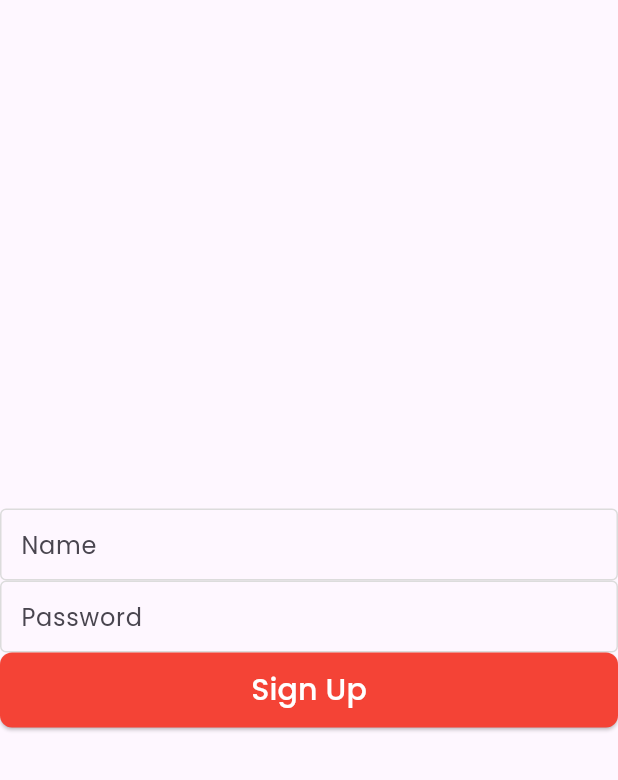
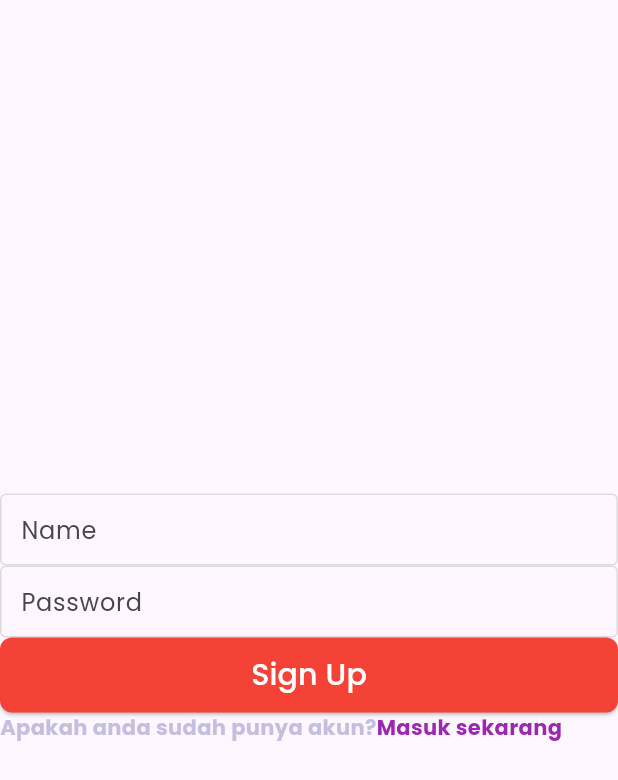
Before and after one commit to rijalkhawarizmi/bionic_teknologi_indonesia, a Flutter app: the SignUpChats screen opened by its route, on a phone screen of 412 x 824 dp. Shown: the top 780 px of the screen. Run offline on Flutter 3.47's test engine with Material 3 defaults, Android fonts, the phone set to English and light mode, and no system bars; our stand-ins replace firebase_auth, firebase_core, fluttertoast, geolocator, get, go_router and 8 more; accounts and stored records are empty; generated files the repository leaves out were written again; statements that could not run were skipped.

Commit message:
test bionic

```diff
--- a/bionic_teknologi_indonesia/lib/src/number_1/presentation/view/list_page.dart
+++ b/bionic_teknologi_indonesia/lib/src/number_1/presentation/view/list_page.dart
@@ -78,7 +78,7 @@ class ListPage extends StatelessWidget {
                                             fontWeight: FontWeight.w600,
                                           ),
                                           CustomText(
-                                            text: "Description number $index",
+                                            text: "Description  $index",
                                             color: ColorApp.black,
                                             fontSize: 15,
                                             fontWeight: FontWeight.w300,
--- a/bionic_teknologi_indonesia/lib/src/number_1/presentation/view/list_page2.dart
+++ b/bionic_teknologi_indonesia/lib/src/number_1/presentation/view/list_page2.dart
@@ -85,8 +85,7 @@ class _ListPage2State extends State<ListPage2> {
                         ],
                       ),
                     ),
-                    Expanded(
-                      child: ListView.builder(
+                    ListView.builder(
                       physics: ScrollPhysics(),
                       shrinkWrap: true,
                       itemCount: profile.length,
@@ -118,7 +117,6 @@ class _ListPage2State extends State<ListPage2> {
                               ),),
                         );
                       },
-                      ),
                     ),
                   ],
                 )),
--- a/bionic_teknologi_indonesia/lib/src/number_3/presentation/view/sign_up_chats.dart
+++ b/bionic_teknologi_indonesia/lib/src/number_3/presentation/view/sign_up_chats.dart
@@ -10,6 +10,8 @@ import 'package:flutter/material.dart';
 import 'package:fluttertoast/fluttertoast.dart';
 import 'package:get/get_state_manager/get_state_manager.dart';
 import 'package:go_router/go_router.dart';
+
+import '../../../../common/custom_text.dart';
 
 class SignUpChats extends StatelessWidget {
   SignUpChats({super.key});
@@ -45,7 +47,22 @@ class SignUpChats extends StatelessWidget {
               text: "Sign Up",
               colorText: ColorApp.white,
               fontSize: 20,
-            )
+            ),
+            Row(children: [ CustomText(
+                  text: 'Apakah anda sudah punya akun?',
+                  fontSize: 14,
+                  fontWeight: FontWeight.w700,
+                  color: ColorApp.grey),
+              InkWell(
+                onTap: (){
+                  context.pushNamed(SignInChat.signInChatRoute);
+                },
+                child: CustomText(
+                    text: 'Masuk sekarang',
+                    fontSize: 14,
+                    fontWeight: FontWeight.w700,
+                    color: ColorApp.purple),
+              )],)
           ],
         ),
       ),
```
Also changed, not shown: bionic_teknologi_indonesia/lib/core/utils/objectbox.dart (+3 -10 lines), bionic_teknologi_indonesia/lib/src/number_2/controllers/map_controller.dart (+9 -2 lines), bionic_teknologi_indonesia/lib/src/number_2/presentation/view/map_page.dart (+14 -8 lines), bionic_teknologi_indonesia/lib/src/number_3/presentation/view/chat_page.dart (+11 -11 lines), bionic_teknologi_indonesia/lib/src/number_3/presentation/view/sign_in_chat.dart (+19 -1 lines). Lines whose indentation alone changed are shown as unchanged.
